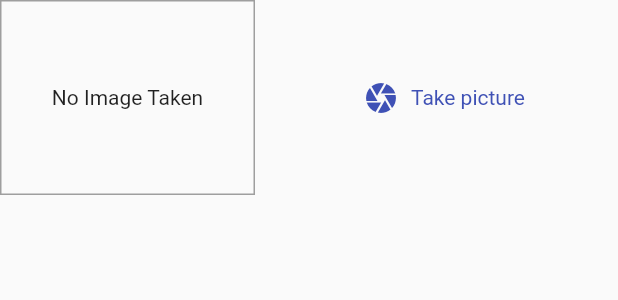
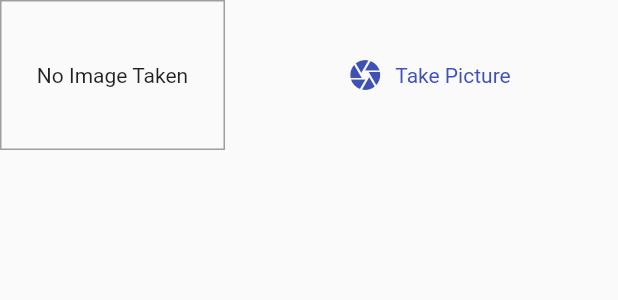
Before and after one commit to ngochungle1331/GreatPlaces, a Flutter app: the ImageInput widget shown alone on an empty page, opened directly with empty values, on a phone screen of 412 x 824 dp. Shown: the top 300 px of the screen. Run offline on Flutter 3.47's test engine with Material 2 defaults, Android fonts, the phone set to English and light mode, and no system bars; our stand-ins replace google_maps_flutter, image_picker, location, sqflite; accounts and stored records are empty.

```diff
--- a/lib/models/place.dart
+++ b/lib/models/place.dart
@@ -5,19 +5,23 @@ class PlaceLocation {
   final double longitude;
   final String address;
 
-  PlaceLocation(
-      {required this.latitude, required this.longitude, required this.address});
+  const PlaceLocation({
+    required this.latitude,
+    required this.longitude,
+    this.address = '',
+  });
 }
 
 class Place {
   final String id;
   final String title;
-  final PlaceLocation? location;
+  final PlaceLocation location;
   final File image;
 
-  Place(
-      {required this.id,
-      required this.title,
-      required this.location,
-      required this.image});
+  Place({
+    required this.id,
+    required this.title,
+    required this.location,
+    required this.image,
+  });
 }
--- a/lib/widgets/image_input.dart
+++ b/lib/widgets/image_input.dart
@@ -3,7 +3,7 @@ import 'dart:io';
 import 'package:flutter/material.dart';
 import 'package:image_picker/image_picker.dart';
 import 'package:path/path.dart' as path;
-import 'package:path_provider/path_provider.dart' as syspath;
+import 'package:path_provider/path_provider.dart' as syspaths;
 
 class ImageInput extends StatefulWidget {
   final Function onSelectImage;
@@ -11,11 +11,11 @@ class ImageInput extends StatefulWidget {
   ImageInput(this.onSelectImage);
 
   @override
-  State<ImageInput> createState() => _ImageInputState();
+  _ImageInputState createState() => _ImageInputState();
 }
 
 class _ImageInputState extends State<ImageInput> {
-  File? _storeImage;
+  File? _storedImage;
 
   Future<void> _takePicture() async {
     final picker = ImagePicker();
@@ -27,10 +27,9 @@ class _ImageInputState extends State<ImageInput> {
     }
 
     setState(() {
-      _storeImage = File(imageFile.path);
+      _storedImage = File(imageFile.path);
     });
-
-    final appDir = await syspath.getApplicationDocumentsDirectory();
+    final appDir = await syspaths.getApplicationDocumentsDirectory();
     final fileName = path.basename(imageFile.path);
     final savedImage =
         await File(imageFile.path).copy('${appDir.path}/$fileName');
@@ -42,33 +41,35 @@ class _ImageInputState extends State<ImageInput> {
     return Row(
       children: <Widget>[
         Container(
-          width: 170,
-          height: 130,
-          decoration:
-              BoxDecoration(border: Border.all(width: 1, color: Colors.grey)),
-          alignment: Alignment.center,
-          child: _storeImage != null
+          width: 150,
+          height: 100,
+          decoration: BoxDecoration(
+            border: Border.all(width: 1, color: Colors.grey),
+          ),
+          child: _storedImage != null
               ? Image.file(
-                  _storeImage as File,
+                  _storedImage as File,
                   fit: BoxFit.cover,
                   width: double.infinity,
                 )
-              : const Text(
+              : Text(
                   'No Image Taken',
                   textAlign: TextAlign.center,
                 ),
+          alignment: Alignment.center,
         ),
-        const SizedBox(
+        SizedBox(
           width: 10,
         ),
         Expanded(
-            child: TextButton.icon(
-          icon: const Icon(Icons.camera),
-          label: const Text('Take picture'),
-          style: TextButton.styleFrom(
-              textStyle: TextStyle(color: Theme.of(context).primaryColor)),
-          onPressed: _takePicture,
-        )),
+          child: TextButton.icon(
+            style: TextButton.styleFrom(
+                textStyle: TextStyle(color: Theme.of(context).primaryColor)),
+            icon: Icon(Icons.camera),
+            label: Text('Take Picture'),
+            onPressed: _takePicture,
+          ),
+        ),
       ],
     );
   }
--- a/pubspec.yaml
+++ b/pubspec.yaml
@@ -41,6 +41,8 @@ dependencies:
   path_provider: ^2.0.11
   sqflite: ^2.0.3+1
   location: ^4.4.0
+  google_maps_flutter: ^2.2.0
+  http: ^0.13.5
 
 dev_dependencies:
   flutter_test:
```
Also changed, not shown: lib/helpers/db_helper.dart (+8 -4 lines), lib/helpers/location_helper.dart (+19 -4 lines), lib/main.dart (+5 -4 lines), lib/providers/great_places.dart (+43 -13 lines), lib/screens/add_place_screen.dart (+26 -18 lines), lib/screens/map_screen.dart (added, +70 -0 lines), lib/screens/place_detail_screen.dart (+65 -0 lines), lib/screens/places_list_screen.dart (+19 -13 lines), lib/widgets/location_input.dart (+57 -20 lines), pubspec.lock, 1 other file.
